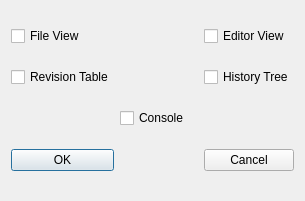
Old version of the form src/app/ui/viewsettings.ui in the repository PLLUG/sourceline.
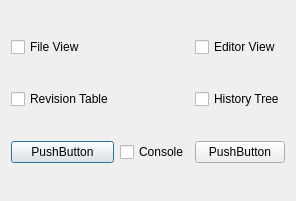
New version of the form.

The edit to the form file:
```diff
--- a/src/app/ui/viewsettings.ui
+++ b/src/app/ui/viewsettings.ui
@@ -9,7 +9,7 @@
    <rect>
     <x>0</x>
     <y>0</y>
-    <width>305</width>
+    <width>263</width>
     <height>201</height>
    </rect>
   </property>
@@ -20,13 +20,6 @@
    <bool>true</bool>
   </property>
   <layout class="QGridLayout" name="gridLayout">
-   <item row="0" column="0">
-    <widget class="QCheckBox" name="FileView">
-     <property name="text">
-      <string>File View</string>
-     </property>
-    </widget>
-   </item>
    <item row="0" column="2">
     <widget class="QCheckBox" name="EditorView">
      <property name="text">
@@ -41,10 +34,10 @@
      </property>
     </widget>
    </item>
-   <item row="1" column="2">
-    <widget class="QCheckBox" name="HistoryTree">
+   <item row="0" column="0">
+    <widget class="QCheckBox" name="FileView">
      <property name="text">
-      <string>History Tree</string>
+      <string>File View</string>
      </property>
     </widget>
    </item>
@@ -55,17 +48,24 @@
      </property>
     </widget>
    </item>
-   <item row="3" column="0">
-    <widget class="QPushButton" name="okButton">
+   <item row="1" column="2">
+    <widget class="QCheckBox" name="HistoryTree">
      <property name="text">
-      <string>OK</string>
+      <string>History Tree</string>
      </property>
     </widget>
    </item>
-   <item row="3" column="2">
-    <widget class="QPushButton" name="cancelButton">
+   <item row="2" column="0">
+    <widget class="QPushButton" name="pushButton">
      <property name="text">
-      <string>Cancel</string>
+      <string>PushButton</string>
+     </property>
+    </widget>
+   </item>
+   <item row="2" column="2">
+    <widget class="QPushButton" name="pushButton_2">
+     <property name="text">
+      <string>PushButton</string>
      </property>
     </widget>
    </item>
```
Left out of the diff: 19 changed lines with no effect on the pictures.
